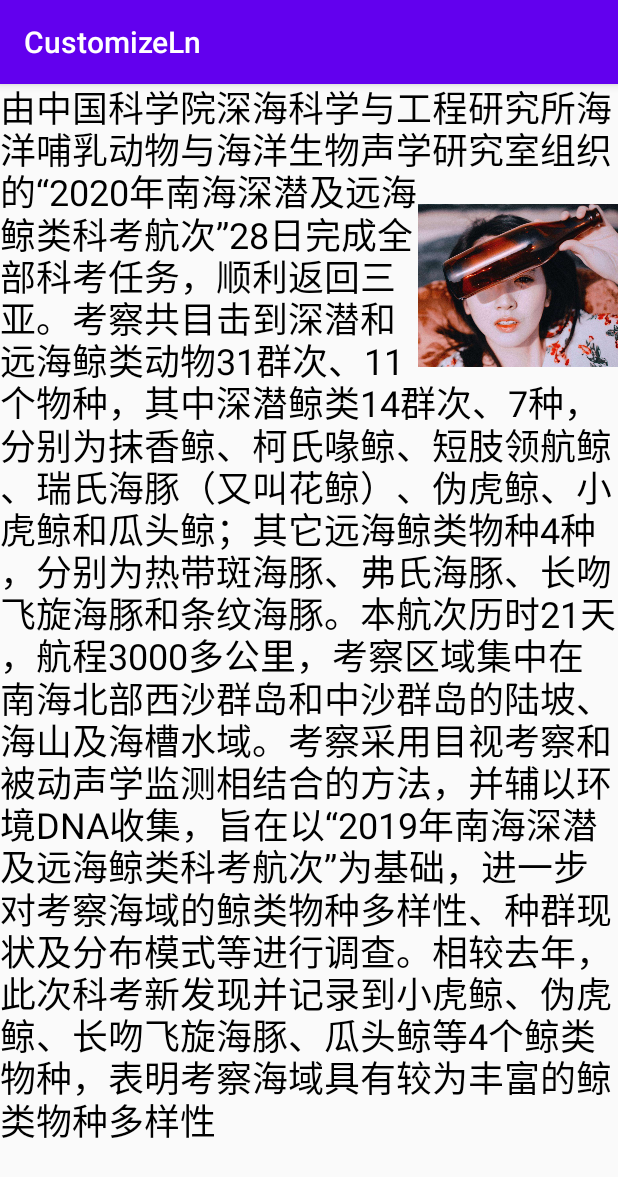
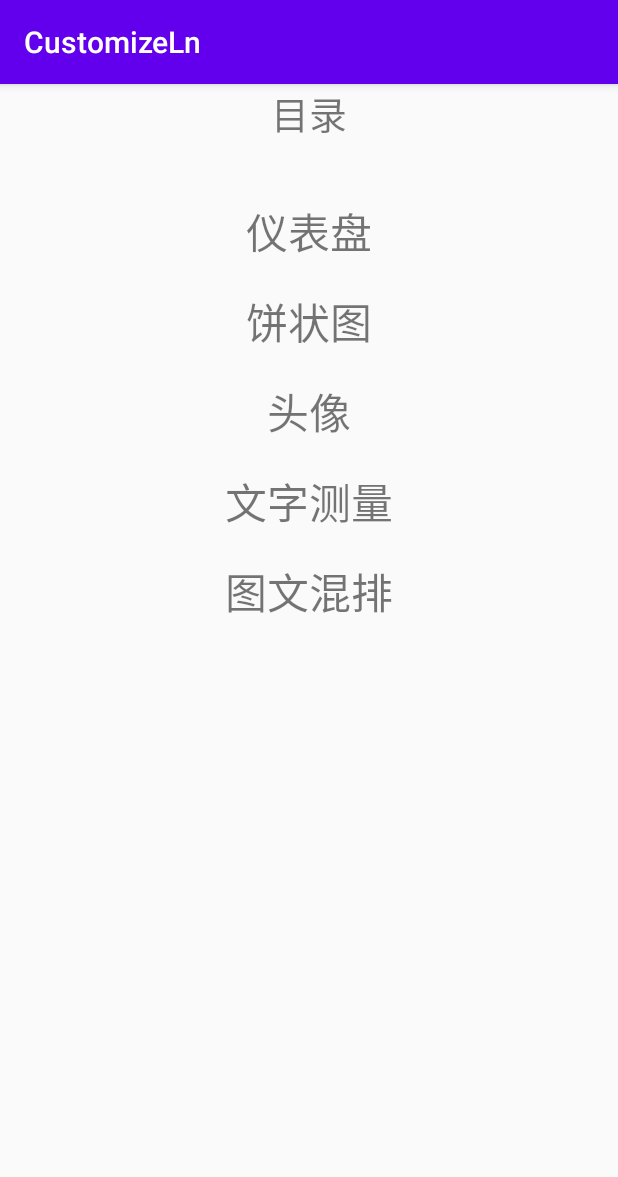
Before and after one commit to hnsojohnny/CustomizeLn, an Android app: the screen it shows after launch (MainActivity before the commit, HomeActivity after it), on a phone screen of 412 x 824 dp. Shown: the top 1177 px of the screen. Run offline under Robolectric (Android 15) with nearby library versions, the phone set to English and light mode, and no system bars.

Commit message:
添加目录

```diff
--- a/app/src/main/AndroidManifest.xml
+++ b/app/src/main/AndroidManifest.xml
@@ -9,13 +9,15 @@
         android:roundIcon="@mipmap/ic_launcher_round"
         android:supportsRtl="true"
         android:theme="@style/AppTheme">
-        <activity android:name=".MainActivity">
+        <activity android:name=".HomeActivity">
             <intent-filter>
                 <action android:name="android.intent.action.MAIN" />
 
                 <category android:name="android.intent.category.LAUNCHER" />
             </intent-filter>
         </activity>
+
+        <activity android:name=".MainActivity"/>
     </application>
 
 </manifest>
--- a/app/src/main/java/com/customizeln/AvatarView.kt
+++ b/app/src/main/java/com/customizeln/AvatarView.kt
@@ -16,7 +16,9 @@ private val IMG_WIDTH = 200f.dp2px
 private val PADDING = 200f.dp2px
 private val STROKE_WIDTH = 8f.dp2px
 
-class AvatarView constructor(context: Context, attr: AttributeSet): View(context, attr) {
+class AvatarView constructor(context: Context, attr: AttributeSet?): View(context, attr) {
+
+    constructor(context: Context): this(context, null)
 
     private val paint = Paint(Paint.ANTI_ALIAS_FLAG)
     private val xfm = PorterDuffXfermode(PorterDuff.Mode.SRC_IN)
--- a/app/src/main/java/com/customizeln/HomeAdapter.kt
+++ b/app/src/main/java/com/customizeln/HomeAdapter.kt
@@ -17,9 +17,9 @@ class HomeAdapter constructor(val onItemListener: OnItemListener) : RecyclerView
     val titles = arrayListOf<String>().apply {
         add("仪表盘")
         add("饼状图")
-        add("饼状图")
-        add("饼状图")
         add("头像")
+        add("文字测量")
+        add("图文混排")
     }
     val intent = Intent()
 
--- a/app/src/main/java/com/customizeln/Pie.kt
+++ b/app/src/main/java/com/customizeln/Pie.kt
@@ -15,7 +15,9 @@ import kotlin.math.sin
 private val translate = 20f.dp2px
 private val RADUIAS = 200f.dp2px
 
-class Pie(context: Context, attributeSet: AttributeSet) : View(context, attributeSet){
+class Pie(context: Context, attributeSet: AttributeSet?) : View(context, attributeSet){
+
+    constructor(context: Context): this(context, null)
 
     val angleList = arrayListOf(60, 120, 40, 80, 60)
     val colorList = arrayListOf(Color.GREEN, Color.BLUE, Color.RED, Color.YELLOW,  Color.CYAN)
--- a/app/src/main/java/com/customizeln/YBPView.kt
+++ b/app/src/main/java/com/customizeln/YBPView.kt
@@ -18,7 +18,9 @@ private val POINT_LENGHT = (RADUIAS - SMALL_HEIGHT * 1.5).toInt()
 private const val ANGLE = (360 - DEFAULT_ANGLE) / 20
 private const val START_ANGLE = 90 + DEFAULT_ANGLE/2
 
-class YBPView constructor(context: Context, attr: AttributeSet) : View(context, attr){
+class YBPView constructor(context: Context, attr: AttributeSet?) : View(context, attr){
+
+    constructor(context: Context): this(context, null)
 
     private val paint = Paint(Paint.ANTI_ALIAS_FLAG)
     private val path: Path = Path()
--- a/app/src/main/res/layout/activity_home.xml
+++ b/app/src/main/res/layout/activity_home.xml
@@ -18,7 +18,8 @@
     <androidx.recyclerview.widget.RecyclerView
         android:id="@+id/rv"
         android:layout_width="match_parent"
-        android:layout_height="wrap_content"
+        android:layout_height="0dp"
         android:paddingTop="30dp"
+        app:layout_constraintBottom_toBottomOf="parent"
         app:layout_constraintTop_toBottomOf="@id/title" />
 </androidx.constraintlayout.widget.ConstraintLayout>
--- a/app/src/main/res/layout/activity_main.xml
+++ /dev/null
@@ -1,17 +0,0 @@
-<?xml version="1.0" encoding="utf-8"?>
-<androidx.constraintlayout.widget.ConstraintLayout xmlns:android="http://schemas.android.com/apk/res/android"
-    xmlns:app="http://schemas.android.com/apk/res-auto"
-    xmlns:tools="http://schemas.android.com/tools"
-    android:layout_width="match_parent"
-    android:layout_height="match_parent"
-    tools:context=".MainActivity">
-
-    <com.customizeln.ImgAndTextView
-        android:layout_width="wrap_content"
-        android:layout_height="wrap_content"
-        app:layout_constraintBottom_toBottomOf="parent"
-        app:layout_constraintLeft_toLeftOf="parent"
-        app:layout_constraintRight_toRightOf="parent"
-        app:layout_constraintTop_toTopOf="parent" />
-
-</androidx.constraintlayout.widget.ConstraintLayout>
--- a/app/src/main/res/layout/item_home.xml
+++ b/app/src/main/res/layout/item_home.xml
@@ -1,7 +1,7 @@
 <?xml version="1.0" encoding="utf-8"?>
 <FrameLayout xmlns:android="http://schemas.android.com/apk/res/android"
     android:layout_width="match_parent"
-    android:layout_height="match_parent">
+    android:layout_height="wrap_content">
 
     <TextView
         android:id="@+id/title"
@@ -9,4 +9,5 @@
         android:layout_height="60dp"
         android:gravity="center"
         android:textSize="28sp" />
+
 </FrameLayout>
```
Also changed, not shown: app/src/main/java/com/customizeln/HomeActivity.kt (+4 -6 lines), app/src/main/java/com/customizeln/ImgAndTextActivity.kt (deleted, +0 -15 lines), app/src/main/java/com/customizeln/MainActivity.kt (+19 -1 lines), app/src/main/java/com/customizeln/PieActivity.kt (deleted, +0 -16 lines), app/src/main/java/com/customizeln/PieAndTextViewActivity.kt (deleted, +0 -16 lines), app/src/main/java/com/customizeln/YBPActivity.kt (deleted, +0 -16 lines).
